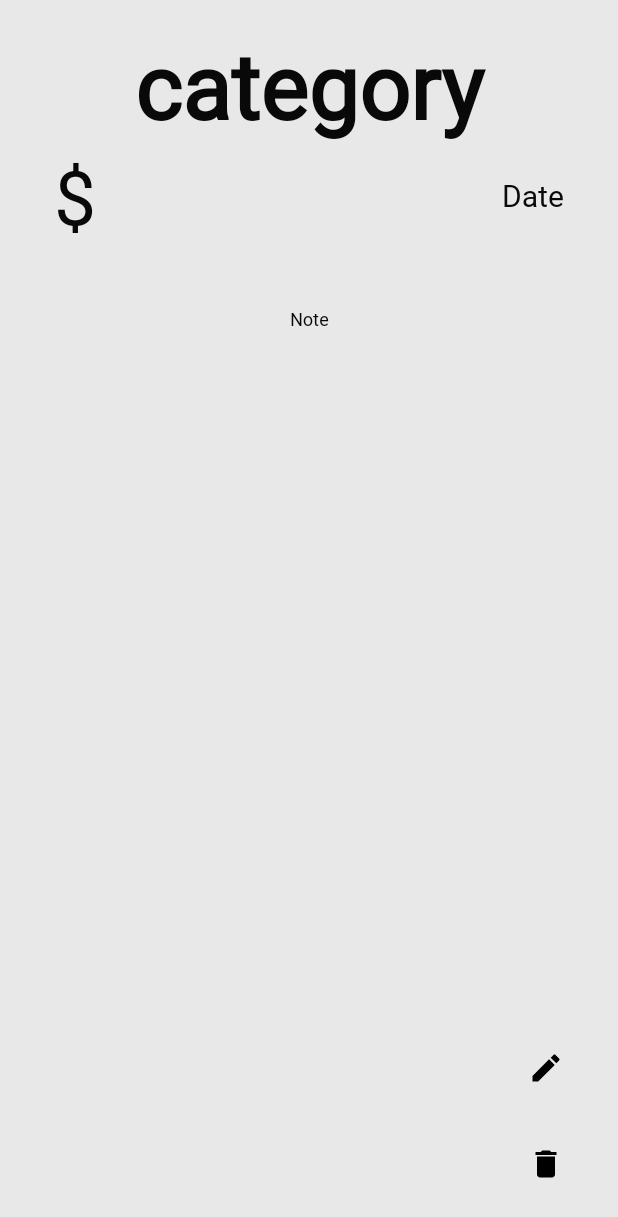
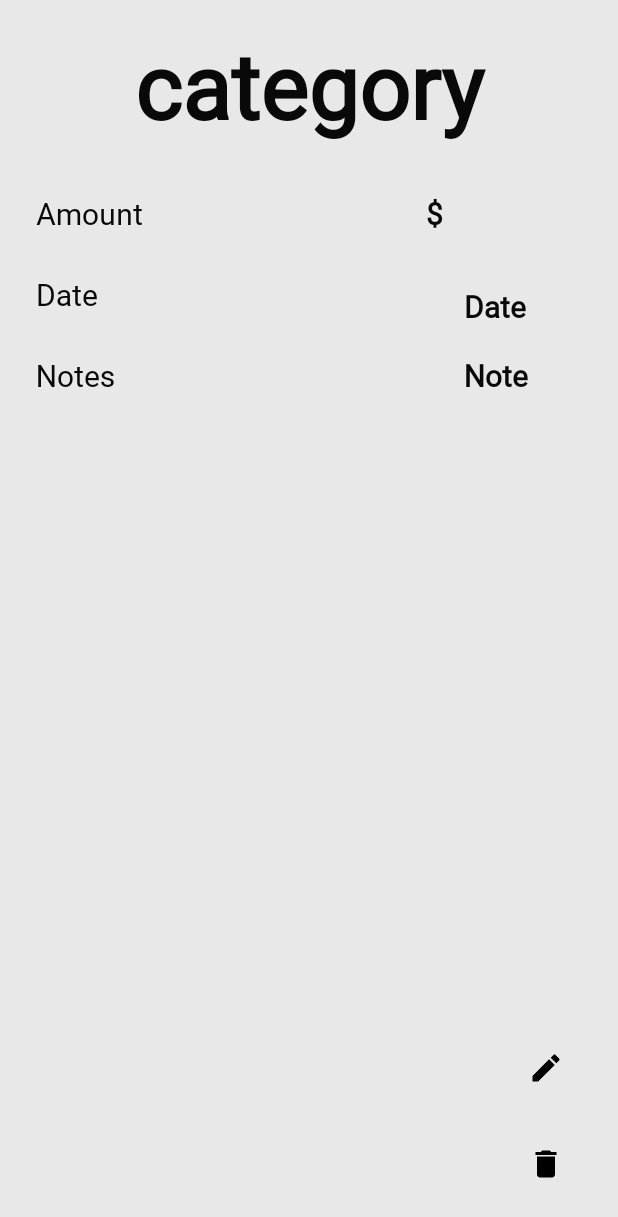
Before and after one commit to prathameshdixit/ExpenseCalculator, an Android app: the ShowExpense screen opened directly, with no data from a screen before it, on a phone screen of 412 x 824 dp. Shown: the top 1217 px of the screen. Run offline under Robolectric (Android 15) with nearby library versions, the phone set to English and light mode, and no system bars; 7 statements that could not run were skipped.

Commit message:
Updated expense details page

```diff
--- a/app/src/main/java/edu/sjsu/android/expensetracker/Database.java
+++ b/app/src/main/java/edu/sjsu/android/expensetracker/Database.java
@@ -91,6 +91,8 @@ public class Database extends SQLiteOpenHelper {
         Date date = new Date();
         values.put(COLUMN_TIMESTAMP, df.format(date));
         // insert row
+//        values.put(COLUMN_TIMESTAMP, df.format(expense.getmDate()));
+
         long id = db.insert(TABLE_NAME, null, values);
 
         // close db connection
--- a/app/src/main/res/layout/expense_page_activity.xml
+++ b/app/src/main/res/layout/expense_page_activity.xml
@@ -20,35 +20,48 @@
     <TextView
         android:id="@+id/expense_amount_textview"
         style="@style/Text"
+        android:layout_width="132dp"
+        android:layout_height="44dp"
+        android:layout_marginTop="32dp"
         android:paddingLeft="20dp"
         android:text="$"
-        android:textSize="50sp"
-        app:layout_constraintTop_toBottomOf="@id/expense_category_textview"
+        android:textFontWeight="600"
+        android:textSize="20dp"
+        app:layout_constraintEnd_toEndOf="@+id/expense_category_textview"
+        app:layout_constraintHorizontal_bias="1.0"
         app:layout_constraintLeft_toLeftOf="parent"
-      />
+        app:layout_constraintStart_toEndOf="@+id/amount_text"
+        app:layout_constraintTop_toBottomOf="@id/expense_category_textview" />
 
     <TextView
         android:id="@+id/expense_date_textview"
         style="@style/TextMediumHeading"
-        android:layout_width="wrap_content"
-        android:layout_marginRight="20dp"
+        android:layout_width="132dp"
+        android:layout_height="44dp"
+        android:layout_marginStart="108dp"
+        android:layout_marginTop="10dp"
+        android:layout_marginRight="52dp"
+        android:gravity="center"
         android:text="Date"
         android:textAlignment="center"
-        android:gravity="center"
-        app:layout_constraintTop_toBottomOf="@id/expense_category_textview"
+        android:textFontWeight="600"
+        android:textSize="20dp"
         app:layout_constraintRight_toRightOf="parent"
-        app:layout_constraintBottom_toBottomOf="@id/expense_amount_textview"/>
+        app:layout_constraintStart_toEndOf="@+id/date_text"
+        app:layout_constraintTop_toBottomOf="@+id/expense_amount_textview" />
 
     <TextView
         android:id="@+id/expense_note_textview"
-        style="@style/TextSmall"
-        android:layout_margin="20dp"
-        android:layout_width="match_parent"
-        android:padding="20dp"
+        android:layout_width="133dp"
+        android:layout_height="323dp"
+        android:layout_marginStart="108dp"
+        android:layout_marginTop="10dp"
         android:text="Note"
         android:textAlignment="center"
-        app:layout_constraintTop_toBottomOf="@id/expense_amount_textview"
-        />
+        android:textFontWeight="600"
+        android:textSize="20dp"
+        app:layout_constraintStart_toEndOf="@+id/notes_text"
+        app:layout_constraintTop_toBottomOf="@+id/expense_date_textview" />
 
     <ImageButton
         android:id="@+id/delete_button"
@@ -65,4 +78,40 @@
         android:src="@drawable/ic_edit_black_24dp"
         app:layout_constraintBottom_toTopOf="@id/delete_button"
         app:layout_constraintRight_toRightOf="parent" />
+
+    <TextView
+        android:id="@+id/amount_text"
+        android:layout_width="132dp"
+        android:layout_height="44dp"
+        android:layout_marginStart="8dp"
+        android:layout_marginTop="32dp"
+        android:text="Amount"
+        android:textFontWeight="400"
+        android:textSize="20dp"
+        app:layout_constraintStart_toStartOf="@+id/expense_category_textview"
+        app:layout_constraintTop_toBottomOf="@+id/expense_category_textview"
+        tools:ignore="MissingConstraints" />
+
+    <TextView
+        android:id="@+id/date_text"
+        android:layout_width="132dp"
+        android:layout_height="44dp"
+        android:layout_marginTop="10dp"
+        android:text="Date"
+        android:textFontWeight="400"
+        android:textSize="20dp"
+        app:layout_constraintStart_toStartOf="@+id/amount_text"
+        app:layout_constraintTop_toBottomOf="@+id/amount_text" />
+
+    <TextView
+        android:id="@+id/notes_text"
+        android:layout_width="132dp"
+        android:layout_height="44dp"
+        android:layout_marginTop="10dp"
+        android:text="Notes"
+        android:textFontWeight="400"
+        android:textSize="20dp"
+        app:layout_constraintStart_toStartOf="@+id/date_text"
+        app:layout_constraintTop_toBottomOf="@+id/date_text" />
+
 </androidx.constraintlayout.widget.ConstraintLayout>
```
Also changed, not shown: app/src/main/java/edu/sjsu/android/expensetracker/EditExpense.java (+44 -29 lines), app/src/main/res/drawable/date.xml (added, +10 -0 lines), app/src/main/res/layout/activity_category.xml (+5 -4 lines), app/src/main/res/layout/expense_activity.xml (+58 -30 lines), app/src/main/res/layout/stats_fragment.xml (+17 -11 lines).
